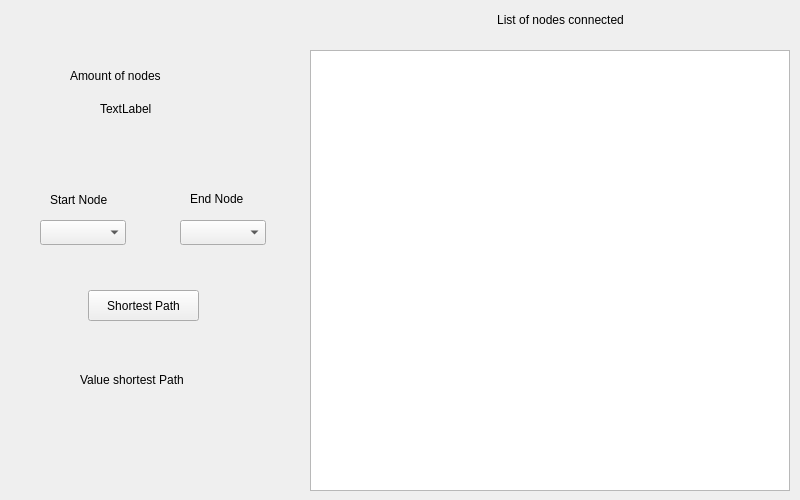
First picture: the form in Client/mainwindow.ui, repository sebas-mora28/ExtraclaseII_DatosII, before the edit.
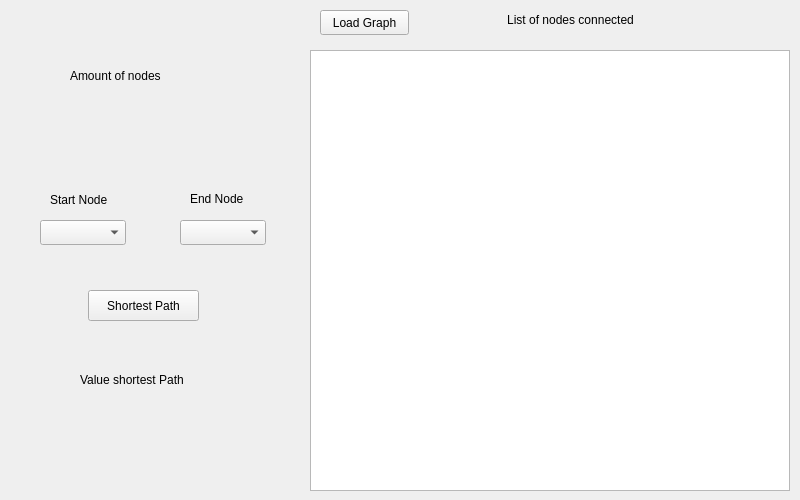
Second picture: the form after the edit.

Commit message: Now the graph is loadded after run the app

Patch:
```diff
--- a/Client/mainwindow.ui
+++ b/Client/mainwindow.ui
@@ -63,13 +63,13 @@
      </rect>
     </property>
     <property name="text">
-     <string>TextLabel</string>
+     <string/>
     </property>
    </widget>
    <widget class="QLabel" name="title">
     <property name="geometry">
      <rect>
-      <x>380</x>
+      <x>390</x>
       <y>10</y>
       <width>361</width>
       <height>20</height>
@@ -134,15 +134,18 @@
    <widget class="QLabel" name="shortest_path_value">
     <property name="geometry">
      <rect>
-      <x>110</x>
-      <y>420</y>
-      <width>67</width>
-      <height>17</height>
+      <x>90</x>
+      <y>410</y>
+      <width>131</width>
+      <height>20</height>
      </rect>
     </property>
     <property name="text">
      <string/>
     </property>
+    <property name="alignment">
+     <set>Qt::AlignCenter</set>
+    </property>
    </widget>
    <widget class="QLabel" name="shortest_path_title">
     <property name="geometry">
@@ -157,6 +160,19 @@
      <string>Value shortest Path</string>
     </property>
    </widget>
+   <widget class="QPushButton" name="pushButton">
+    <property name="geometry">
+     <rect>
+      <x>320</x>
+      <y>10</y>
+      <width>89</width>
+      <height>25</height>
+     </rect>
+    </property>
+    <property name="text">
+     <string>Load Graph</string>
+    </property>
+   </widget>
   </widget>
  </widget>
  <resources/>
```
The commit also changes 3 other files.
